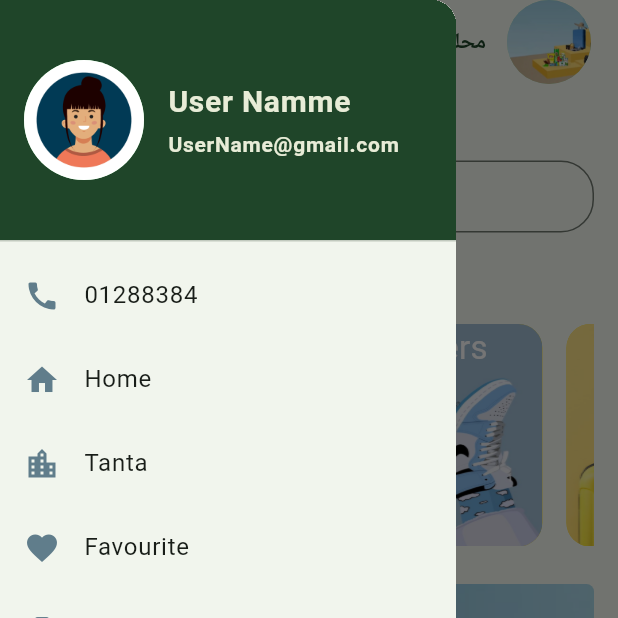
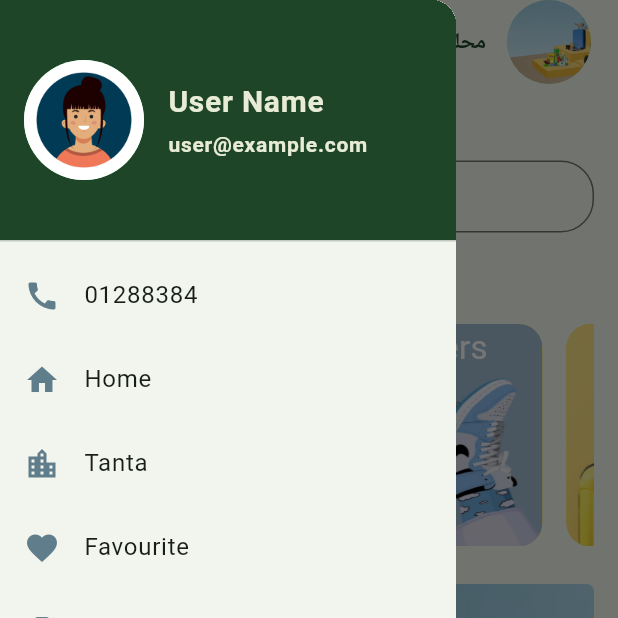
Before and after one commit to Habiba-sharafeldeen/graduationupdate-main, a Flutter app: the MyHomePage screen opened directly, with the side drawer open, on a phone screen of 412 x 824 dp, the top half of it. Run offline on Flutter 3.47's test engine with Material 3 defaults, Android fonts, the phone set to English and light mode, and no system bars; drawn by our look-alikes of cached_network_image; our stand-ins replace bloc, dartz, dio, flutter_bloc, google_fonts, shared_preferences; accounts and stored records are empty; network calls fail.

Commit message:
done project

```diff
--- a/lib/Sign.dart/signup.dart
+++ b/lib/Sign.dart/signup.dart
@@ -7,6 +7,7 @@ import 'package:graduation/Sign.dart/login_option.dart';
 import 'package:graduation/Sign.dart/primary_button.dart';
 import 'package:graduation/Sign.dart/signup_form.dart';
 import 'package:graduation/api_service.dart';
+import 'package:graduation/features/home/presentation/pages/home_page.dart';
 import 'package:graduation/manger/sign_up_cubit.dart';
 import 'package:graduation/repo/repoImpl.dart';
 
@@ -59,7 +60,7 @@ class SignUpScreen extends StatelessWidget {
                           onTap: () {
                             Navigator.push(
                               context,
-                              MaterialPageRoute(builder: (context) => const LogInScreen()),
+                              MaterialPageRoute(builder: (context) => const MyHomePage()),
                             );
                           },
                           child: const Text(
--- a/lib/features/home/presentation/pages/home_page.dart
+++ b/lib/features/home/presentation/pages/home_page.dart
@@ -2,10 +2,39 @@ import 'package:flutter/material.dart';
 import 'package:graduation/features/Category/presentation/pages/category_screen.dart';
 import 'package:graduation/features/Item_view/presentation/pages/CartPage.dart';
 import 'package:graduation/features/store_portfollio/presentation/pages/store_page.dart';
+import 'package:shared_preferences/shared_preferences.dart';
+import 'package:graduation/services/userservice.dart';
 
 
-class MyHomePage extends StatelessWidget {
+class MyHomePage extends StatefulWidget {
   const MyHomePage({super.key});
+
+  @override
+  _MyHomePageState createState() => _MyHomePageState();
+}
+
+class _MyHomePageState extends State<MyHomePage> {
+  Map<String, dynamic>? userData;
+
+  @override
+  void initState() {
+    super.initState();
+    loadUserData(); // استدعاء الدالة عند بداية الصفحة
+  }
+
+  Future<void> loadUserData() async {
+    final profile = await fetchUserProfile();
+    if (profile != null) {
+      setState(() {
+        userData = {
+          'name': profile['userName'],
+          'email': profile['email'],
+          'phone': '01288384', // قيمة افتراضية مؤقتًا
+          'city': 'Tanta',     // قيمة افتراضية مؤقتًا
+        };
+      });
+    }
+  }
 
   @override
   Widget build(BuildContext context) {
@@ -36,94 +65,106 @@ class MyHomePage extends StatelessWidget {
         ],
       ),
        drawer: Drawer(
-      child:ListView(
-        padding:EdgeInsets.zero,
-        children:[
-          const DrawerHeader(
+  child: ListView(
+    padding: EdgeInsets.zero,
+    children: [
+      DrawerHeader(
         padding: EdgeInsets.all(16),
         decoration: BoxDecoration(
-        color:Color(0xff1F4529),
+          color: Color(0xff1F4529),
         ),
         child: Row(
           crossAxisAlignment: CrossAxisAlignment.center,
-        children: [CircleAvatar(
+          children: [
+            CircleAvatar(
               radius: 40,
               backgroundImage: AssetImage('assets/images/Woman-Icon-Teen-Profile-Graphics-26722130-1.jpg'),
             ),
-        SizedBox(width: 16,),
+            SizedBox(width: 16),
             Column(
               mainAxisAlignment: MainAxisAlignment.center,
               crossAxisAlignment: CrossAxisAlignment.start,
               children: [
-            Text('User Namme',style: TextStyle(fontSize: 20,fontWeight: FontWeight.w700,color: Color(0xffE8ECD7),),),
-            SizedBox(height: 4,),
-             Text('UserName@gmail.com',style: TextStyle(fontSize: 14,fontWeight: FontWeight.w700,color:Color(0xffE8ECD7),),),
-
+                Text(
+                  userData?['name'] ?? 'User Name',
+                  style: TextStyle(
+                    fontSize: 20,
+                    fontWeight: FontWeight.w700,
+                    color: Color(0xffE8ECD7),
+                  ),
+                ),
+                SizedBox(height: 4),
+                Text(
+                  userData?['email'] ?? 'user@example.com',
+                  style: TextStyle(
+                    fontSize: 14,
+                    fontWeight: FontWeight.w700,
+                    color: Color(0xffE8ECD7),
+                  ),
+                ),
               ],
             ),
           ],
         ),
       ),
       ListTile(
-  leading: const Icon(Icons.call,color: Colors.blueGrey,),
-  title: const Text('01288384'),
-  onTap: (){
+        leading: Icon(Icons.call, color: Colors.blueGrey),
+        title: Text(userData?['phone'] ?? '01288384'),
+        onTap: () {
           Navigator.pop(context);
         },
       ),
       ListTile(
-  leading: const Icon(Icons.home,color: Colors.blueGrey,),
-  title: const Text('Home'),
-onTap: (){
-    Navigator.pop(context);
-  },
-),
-
-
-
-ListTile(
-  leading: const Icon(Icons.location_city,color: Colors.blueGrey,),
-  title: const Text('Tanta'),
-  onTap: (){
+        leading: Icon(Icons.home, color: Colors.blueGrey),
+        title: Text('Home'),
+        onTap: () {
           Navigator.pop(context);
         },
       ),
       ListTile(
-  leading: const Icon(Icons.favorite,color: Colors.blueGrey,),
-  title: const Text('Favourite'),
-  onTap: (){
+        leading: Icon(Icons.location_city, color: Colors.blueGrey),
+        title: Text(userData?['city'] ?? 'Tanta'),
+        onTap: () {
           Navigator.pop(context);
         },
       ),
       ListTile(
-  leading: const Icon(Icons.card_travel,color: Colors.blueGrey,),
-  title: const Text('My Cart'),
- onTap: (){
-  Navigator.push(context, MaterialPageRoute(builder: (BuildContext context){
+        leading: Icon(Icons.favorite, color: Colors.blueGrey),
+        title: Text('Favourite'),
+        onTap: () {
+          Navigator.pop(context);
+        },
+      ),
+      ListTile(
+        leading: Icon(Icons.card_travel, color: Colors.blueGrey),
+        title: Text('My Cart'),
+        onTap: () {
+          Navigator.push(context, MaterialPageRoute(builder: (context) {
             return const CartPage();
           }));
         },
-
       ),
-
-
       ListTile(
-  leading: const Icon(Icons.settings,color: Colors.blueGrey,),
-  title: const Text('Settings'),
-  onTap: (){
+        leading: Icon(Icons.settings, color: Colors.blueGrey),
+        title: Text('Settings'),
+        onTap: () {
           Navigator.pop(context);
         },
       ),
+      ListTile(
+        leading: Icon(Icons.logout, color: Colors.redAccent),
+        title: Text('Logout'),
+        onTap: () async {
+          // امسح التوكن من SharedPreferences
+          SharedPreferences prefs = await SharedPreferences.getInstance();
+          await prefs.remove('token');
 
-ListTile(
-  leading: const Icon(Icons.logout,color: Colors.redAccent,),
-  title: const Text('Logout'),
-  onTap: (){
-    Navigator.pop(context);
+          // رجع لصفحة تسجيل الدخول (بدل المسار حسب مسار الصفحة عندك)
+          Navigator.pushReplacementNamed(context, '/login');
         },
       ),
-
-     ] ),
+    ],
+  ),
 ),
       body: Padding(
         padding: const EdgeInsets.only(right: 16, left: 16),
@@ -267,6 +308,12 @@ ListTile(
         ),
       ),
     );
+  }
+
+  @override
+  State<StatefulWidget> createState() {
+    // TODO: implement createState
+    throw UnimplementedError();
   }
 }
 
```
Also changed, not shown: lib/Sign.dart/login.dart (+5 -5 lines), lib/repo/profilerepo.dart (added, +25 -0 lines), lib/services/userservice.dart (added, +25 -0 lines). Lines whose indentation alone changed are shown as unchanged.
